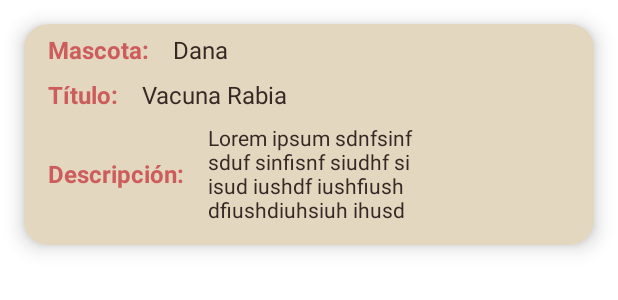
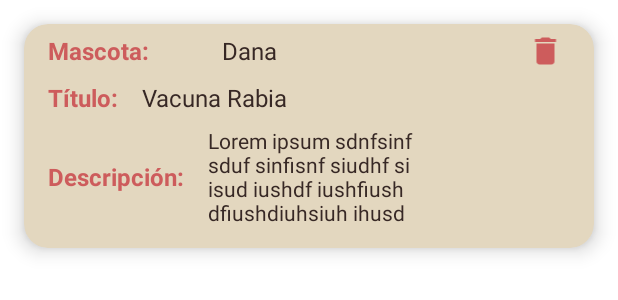
Before and after one commit to Soniamj5/Supet_finalproject, an Android app: the layout item_homefragment.xml on its own in the app's theme, with its tools: preview values and no code run, on a phone screen of 412 x 824 dp. Shown: the top 300 px of the screen. Run offline under Robolectric (Android 15) with nearby library versions, the phone set to English and light mode, and no system bars.

Commit message:
Delete google sign in because the app crashes. Didn't find the error

```diff
--- a/app/build.gradle
+++ b/app/build.gradle
@@ -36,13 +36,11 @@ dependencies {
     /*firebase*/
     implementation platform('com.google.firebase:firebase-bom:30.1.0')
     implementation 'com.google.firebase:firebase-analytics'
-    implementation 'com.google.firebase:firebase-auth:21.0.5'
+    implementation 'com.google.firebase:firebase-auth'
     implementation 'com.google.firebase:firebase-core:21.0.0'
     implementation 'com.google.firebase:firebase-storage:20.0.1'
     implementation 'com.google.firebase:firebase-firestore:24.1.2'
-
-    /*google sign in*/
-    implementation 'com.google.android.gms:play-services-auth:20.2.0'
+    implementation 'com.firebaseui:firebase-ui-auth:7.2.0'
 
     implementation 'androidx.appcompat:appcompat:1.4.2'
     implementation 'com.google.android.material:material:1.6.1'
--- a/app/src/main/java/com/animalhelpapp/supet_finalproject/Adapter.java
+++ b/app/src/main/java/com/animalhelpapp/supet_finalproject/Adapter.java
@@ -4,6 +4,7 @@ import android.content.Context;
 import android.view.LayoutInflater;
 import android.view.View;
 import android.view.ViewGroup;
+import android.widget.ImageView;
 import android.widget.TextView;
 
 import androidx.annotation.NonNull;
@@ -47,6 +48,7 @@ public class Adapter extends RecyclerView.Adapter<Adapter.MyViewHolder> {
     public static class MyViewHolder extends RecyclerView.ViewHolder {
 
         TextView petName, title, description;
+        ImageView btn_delete;
 
         public MyViewHolder(@NonNull View itemView) {
             super(itemView);
--- a/app/src/main/java/com/animalhelpapp/supet_finalproject/fragments/HomeFragment.java
+++ b/app/src/main/java/com/animalhelpapp/supet_finalproject/fragments/HomeFragment.java
@@ -66,12 +66,12 @@ public class HomeFragment extends Fragment {
         adapter = new Adapter(getActivity(), petInfoArrayList);
 
         recyclerView.setAdapter(adapter);
-
         cogerDatos();
 
 
         return view;
     }
+
 
     @SuppressLint("NotifyDataSetChanged")
     private void cogerDatos() {
--- a/app/src/main/res/drawable/button_desing.xml
+++ b/app/src/main/res/drawable/button_design.xml
@@ -2,7 +2,7 @@
 <shape xmlns:android="http://schemas.android.com/apk/res/android"
     android:shape="rectangle">
     <corners android:radius="20dp"/>
-    <solid android:color="@color/white"/>
+    <solid android:color="@android:color/transparent"/>
     <stroke android:width="3dip"
-        android:color="@color/dark_brown"/>
+        android:color="@android:color/white"/>
 </shape>
--- /dev/null
+++ b/app/src/main/res/drawable/ic_delete_24.xml
@@ -0,0 +1,5 @@
+<vector android:height="24dp" android:tint="@color/indian_red"
+    android:viewportHeight="24" android:viewportWidth="24"
+    android:width="24dp" xmlns:android="http://schemas.android.com/apk/res/android">
+    <path android:fillColor="@android:color/white" android:pathData="M6,19c0,1.1 0.9,2 2,2h8c1.1,0 2,-0.9 2,-2V7H6v12zM19,4h-3.5l-1,-1h-5l-1,1H5v2h14V4z"/>
+</vector>
--- a/app/src/main/res/layout/item_homefragment.xml
+++ b/app/src/main/res/layout/item_homefragment.xml
@@ -18,14 +18,14 @@
 
         <LinearLayout
             android:id="@+id/layout_petNameCard"
-            android:layout_width="wrap_content"
+            android:layout_width="match_parent"
             android:layout_height="wrap_content"
             android:layout_marginBottom="8dp"
             android:gravity="center_vertical"
             android:orientation="horizontal">
 
             <TextView
-                android:layout_width="wrap_content"
+                android:layout_width="100dp"
                 android:layout_height="wrap_content"
                 android:text="@string/home_petNameCard"
                 android:textColor="@color/indian_red"
@@ -34,12 +34,21 @@
 
             <TextView
                 android:id="@+id/petNameCard"
-                android:layout_width="wrap_content"
+                android:layout_width="200dp"
                 android:layout_height="wrap_content"
                 android:layout_marginStart="16dp"
                 android:text="@string/home_ejemploPetName"
                 android:textColor="@color/dark_brown"
                 android:textSize="16sp" />
+
+            <ImageView
+                android:id="@+id/home_delete"
+                android:layout_width="0dp"
+                android:layout_height="wrap_content"
+                android:layout_weight="1"
+                android:layout_gravity="end"
+                android:contentDescription="@string/image"
+                app:srcCompat="@drawable/ic_delete_24" />
 
         </LinearLayout>
 
```
Also changed, not shown: app/src/main/java/com/animalhelpapp/supet_finalproject/account/LoginActivity.java (+3 -51 lines), app/src/main/java/com/animalhelpapp/supet_finalproject/account/RegisterActivity.java (+21 -4 lines), app/src/main/res/layout/activity_login.xml (+1 -18 lines), app/src/main/res/mipmap-hdpi/google_iniciar_sesion.png (added), 1 other file.
